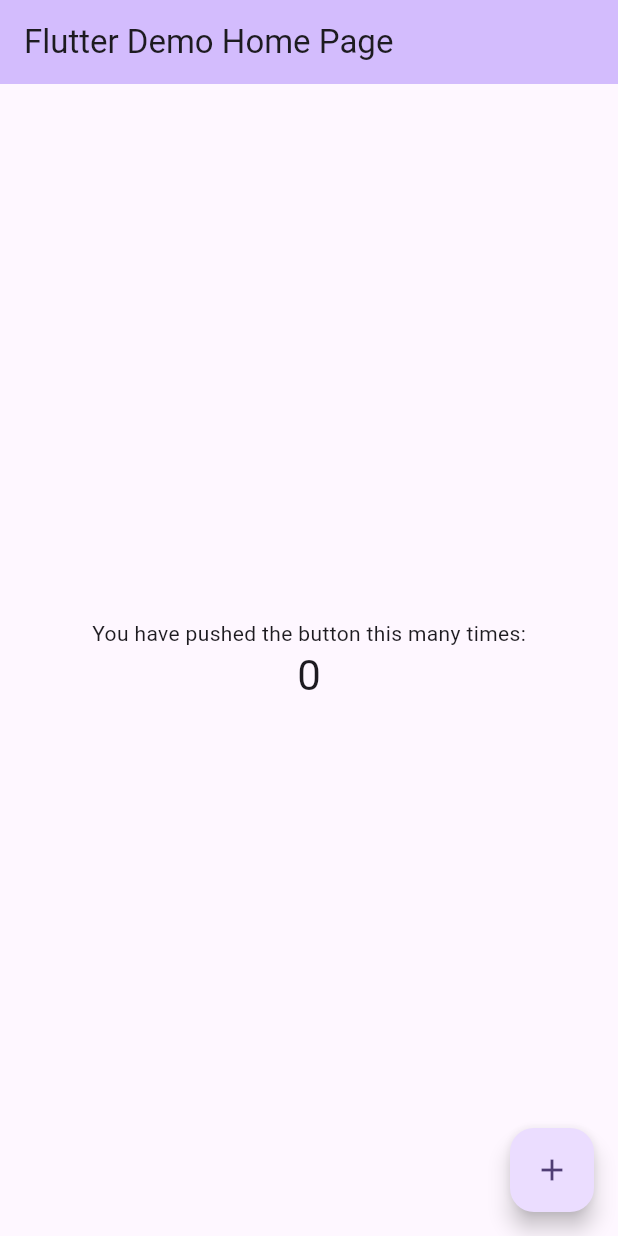
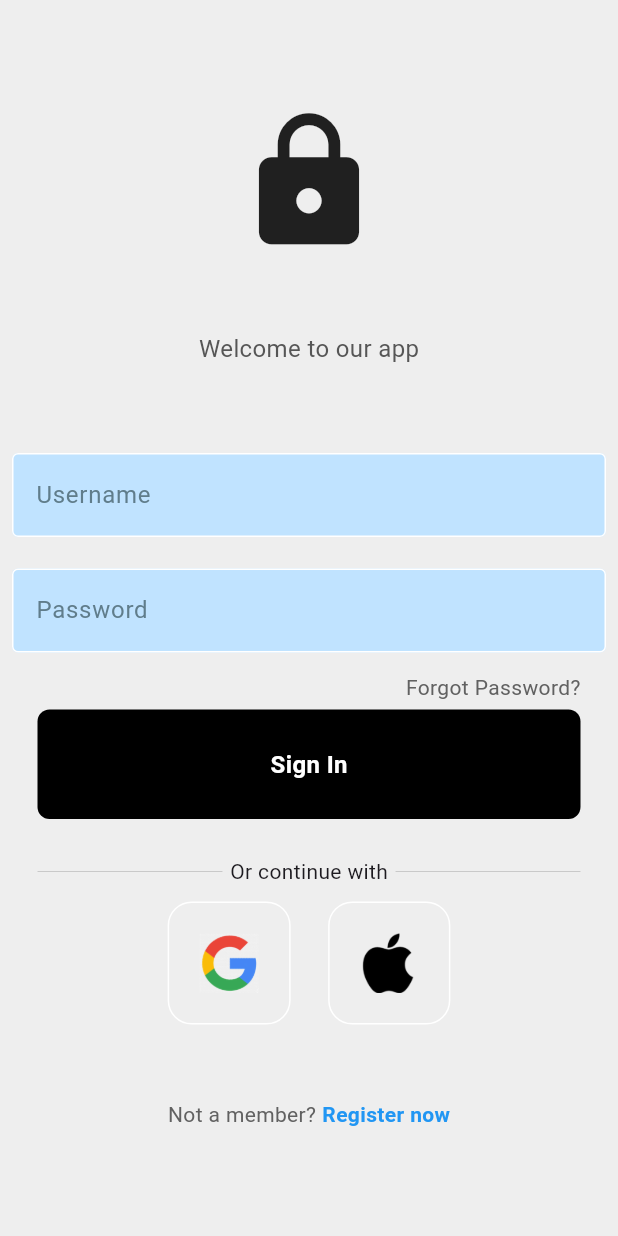
Before and after one commit to clipici-gabriela/cyber_safeguard, a Flutter app: the screen it shows after launch, on a phone screen of 412 x 824 dp. Run offline on Flutter 3.47's test engine with Material 3 defaults, Android fonts, the phone set to English and light mode, and no system bars; our stand-ins replace firebase_auth, firebase_core; accounts and stored records are empty.

Commit message:
Login feature in work

```diff
--- a/lib/main.dart
+++ b/lib/main.dart
@@ -1,125 +1,26 @@
+import 'package:cyber_safeguard/pages/auth.dart';
+import 'package:cyber_safeguard/pages/login_page.dart';
 import 'package:flutter/material.dart';
+import 'package:firebase_core/firebase_core.dart';
+import 'firebase_options.dart';
 
-void main() {
+void main() async {
+  WidgetsFlutterBinding.ensureInitialized();
+  await Firebase.initializeApp(
+    options: DefaultFirebaseOptions.currentPlatform,
+  );
+
   runApp(const MyApp());
 }
 
-class MyApp extends StatelessWidget {
+class MyApp extends StatelessWidget{
   const MyApp({super.key});
 
-  // This widget is the root of your application.
   @override
   Widget build(BuildContext context) {
-    return MaterialApp(
-      title: 'Flutter Demo',
-      theme: ThemeData(
-        // This is the theme of your application.
-        //
-        // TRY THIS: Try running your application with "flutter run". You'll see
-        // the application has a purple toolbar. Then, without quitting the app,
-        // try changing the seedColor in the colorScheme below to Colors.green
-        // and then invoke "hot reload" (save your changes or press the "hot
-        // reload" button in a Flutter-supported IDE, or press "r" if you used
-        // the command line to start the app).
-        //
-        // Notice that the counter didn't reset back to zero; the application
-        // state is not lost during the reload. To reset the state, use hot
-        // restart instead.
-        //
-        // This works for code too, not just values: Most code changes can be
-        // tested with just a hot reload.
-        colorScheme: ColorScheme.fromSeed(seedColor: Colors.deepPurple),
-        useMaterial3: true,
-      ),
-      home: const MyHomePage(title: 'Flutter Demo Home Page'),
+    return  const MaterialApp(
+      debugShowCheckedModeBanner: false,
+      home: AuthPage(),
     );
   }
 }
-
-class MyHomePage extends StatefulWidget {
-  const MyHomePage({super.key, required this.title});
-
-  // This widget is the home page of your application. It is stateful, meaning
-  // that it has a State object (defined below) that contains fields that affect
-  // how it looks.
-
-  // This class is the configuration for the state. It holds the values (in this
-  // case the title) provided by the parent (in this case the App widget) and
-  // used by the build method of the State. Fields in a Widget subclass are
-  // always marked "final".
-
-  final String title;
-
-  @override
-  State<MyHomePage> createState() => _MyHomePageState();
-}
-
-class _MyHomePageState extends State<MyHomePage> {
-  int _counter = 0;
-
-  void _incrementCounter() {
-    setState(() {
-      // This call to setState tells the Flutter framework that something has
-      // changed in this State, which causes it to rerun the build method below
-      // so that the display can reflect the updated values. If we changed
-      // _counter without calling setState(), then the build method would not be
-      // called again, and so nothing would appear to happen.
-      _counter++;
-    });
-  }
-
-  @override
-  Widget build(BuildContext context) {
-    // This method is rerun every time setState is called, for instance as done
-    // by the _incrementCounter method above.
-    //
-    // The Flutter framework has been optimized to make rerunning build methods
-    // fast, so that you can just rebuild anything that needs updating rather
-    // than having to individually change instances of widgets.
-    return Scaffold(
-      appBar: AppBar(
-        // TRY THIS: Try changing the color here to a specific color (to
-        // Colors.amber, perhaps?) and trigger a hot reload to see the AppBar
-        // change color while the other colors stay the same.
-        backgroundColor: Theme.of(context).colorScheme.inversePrimary,
-        // Here we take the value from the MyHomePage object that was created by
-        // the App.build method, and use it to set our appbar title.
-        title: Text(widget.title),
-      ),
-      body: Center(
-        // Center is a layout widget. It takes a single child and positions it
-        // in the middle of the parent.
-        child: Column(
-          // Column is also a layout widget. It takes a list of children and
-          // arranges them vertically. By default, it sizes itself to fit its
-          // children horizontally, and tries to be as tall as its parent.
-          //
-          // Column has various properties to control how it sizes itself and
-          // how it positions its children. Here we use mainAxisAlignment to
-          // center the children vertically; the main axis here is the vertical
-          // axis because Columns are vertical (the cross axis would be
-          // horizontal).
-          //
-          // TRY THIS: Invoke "debug painting" (choose the "Toggle Debug Paint"
-          // action in the IDE, or press "p" in the console), to see the
-          // wireframe for each widget.
-          mainAxisAlignment: MainAxisAlignment.center,
-          children: <Widget>[
-            const Text(
-              'You have pushed the button this many times:',
-            ),
-            Text(
-              '$_counter',
-              style: Theme.of(context).textTheme.headlineMedium,
-            ),
-          ],
-        ),
-      ),
-      floatingActionButton: FloatingActionButton(
-        onPressed: _incrementCounter,
-        tooltip: 'Increment',
-        child: const Icon(Icons.add),
-      ), // This trailing comma makes auto-formatting nicer for build methods.
-    );
-  }
-}
--- /dev/null
+++ b/lib/pages/auth.dart
@@ -0,0 +1,25 @@
+import 'package:cyber_safeguard/parent_screen/parent_home.dart';
+import 'package:cyber_safeguard/pages/login_page.dart';
+import 'package:firebase_auth/firebase_auth.dart';
+import 'package:flutter/material.dart';
+
+class AuthPage extends StatelessWidget{
+  const AuthPage({super.key});
+
+  @override
+  Widget build(BuildContext context) {
+    return Scaffold(
+      body: StreamBuilder<User?>(
+        stream: FirebaseAuth.instance.authStateChanges(),
+        builder: (cxt, snapshot) {
+          if(snapshot.hasData){
+            return const ParentHomeScreen();
+          }
+          else {
+            return LoginPage();
+          }
+        },
+      ),
+    );
+  }
+}
--- /dev/null
+++ b/lib/pages/login_page.dart
@@ -0,0 +1,169 @@
+import 'package:cyber_safeguard/widgets/custom_button.dart';
+import 'package:cyber_safeguard/widgets/square_tile.dart';
+import 'package:cyber_safeguard/widgets/text_field.dart';
+import 'package:firebase_auth/firebase_auth.dart';
+import 'package:flutter/material.dart';
+
+class LoginPage extends StatelessWidget {
+  LoginPage({super.key});
+
+  final emailController = TextEditingController();
+  final passwordController = TextEditingController();
+
+  //sign user in
+  void signUserIn() async {
+    await FirebaseAuth.instance.signInWithEmailAndPassword(
+      email: emailController.text,
+      password: passwordController.text,
+    );
+  }
+
+  @override
+  Widget build(BuildContext context) {
+    return Scaffold(
+      backgroundColor: Colors.grey.shade200,
+      body: SafeArea(
+        child: Column(
+          mainAxisAlignment: MainAxisAlignment.center,
+          children: [
+            const Icon(
+              Icons.lock,
+              size: 100,
+            ),
+
+            const SizedBox(
+              height: 50,
+            ),
+
+            const Text(
+              'Welcome to our app',
+              style: TextStyle(
+                color: Color.fromARGB(255, 86, 86, 86),
+                fontSize: 16,
+              ),
+            ),
+
+            const SizedBox(
+              height: 50,
+            ),
+
+            // username textfield
+            CustomTextField(
+              controller: emailController,
+              hintText: 'Username',
+              obscureText: false,
+            ),
+
+            const SizedBox(
+              height: 5,
+            ),
+
+            //pasword textfield
+            CustomTextField(
+              controller: passwordController,
+              hintText: 'Password',
+              obscureText: true,
+            ),
+
+            const SizedBox(
+              height: 5,
+            ),
+
+            //Forgot Password
+            Padding(
+              padding: const EdgeInsets.symmetric(horizontal: 25.0),
+              child: Row(
+                mainAxisAlignment: MainAxisAlignment.end,
+                children: [
+                  Text(
+                    'Forgot Password?',
+                    style: TextStyle(color: Colors.grey.shade700),
+                  ),
+                ],
+              ),
+            ),
+
+            const SizedBox(
+              height: 5,
+            ),
+
+            //Sign In Button
+            CustomButton(
+              onTap: signUserIn,
+            ),
+
+            const SizedBox(
+              height: 25,
+            ),
+
+            Padding(
+              padding: const EdgeInsets.symmetric(horizontal: 25.0),
+              child: Row(
+                children: [
+                  Expanded(
+                    child: Divider(
+                      thickness: 0.5,
+                      color: Colors.grey.shade400,
+                    ),
+                  ),
+                  const Padding(
+                    padding: EdgeInsets.symmetric(horizontal: 5),
+                    child: Text(
+                      'Or continue with',
+                      style: TextStyle(),
+                    ),
+                  ),
+                  Expanded(
+                    child: Divider(
+                      thickness: 0.5,
+                      color: Colors.grey.shade400,
+                    ),
+                  ),
+                ],
+              ),
+            ),
+
+            const SizedBox(
+              height: 10,
+            ),
+
+            //google + apple sign in buttons
+            const Row(
+              mainAxisAlignment: MainAxisAlignment.center,
+              children: [
+                SquareTile(imagePath: 'assests/images/google-logo.png'),
+                SizedBox(
+                  width: 25,
+                ),
+                SquareTile(imagePath: 'assests/images/apple-logo.png'),
+              ],
+            ),
+
+            const SizedBox(
+              height: 50,
+            ),
+
+            //not a member? register now
+            Row(
+              mainAxisAlignment: MainAxisAlignment.center,
+              children: [
+                Text(
+                  'Not a member?',
+                  style: TextStyle(color: Colors.grey.shade700),
+                ),
+                const SizedBox(
+                  width: 4,
+                ),
+                const Text(
+                  'Register now',
+                  style: TextStyle(
+                      color: Colors.blue, fontWeight: FontWeight.bold),
+                )
+              ],
+            ),
+          ],
+        ),
+      ),
+    );
+  }
+}
--- /dev/null
+++ b/lib/pages/splsh.dart
@@ -0,0 +1,15 @@
+import 'package:flutter/material.dart';
+
+class SpalshScreen extends StatelessWidget {
+
+  const SpalshScreen({super.key});
+
+  @override
+  Widget build(BuildContext context) {
+   return const Scaffold(
+    body: Center(
+      child: Text('Loading...'),
+    ),
+   );
+  }
+}
--- /dev/null
+++ b/lib/parent_screen/parent_home.dart
@@ -0,0 +1,53 @@
+import 'package:flutter/material.dart';
+
+
+class ParentHomeScreen extends StatefulWidget {
+  const ParentHomeScreen({super.key});
+
+  @override
+  State<ParentHomeScreen> createState() => _ParentHomeScreenState();
+}
+
+class _ParentHomeScreenState extends State<ParentHomeScreen> {
+  int currentPageIndex = 0;
+
+  @override
+  Widget build(BuildContext context) {
+    return Scaffold(
+      bottomNavigationBar: NavigationBar(
+        destinations: const [
+          NavigationDestination(
+            icon: Icon(Icons.home_outlined),
+            label: 'Home',
+          ),
+          NavigationDestination(
+            icon: Icon(Icons.location_on_outlined),
+            label: 'Location',
+          ),
+          // NavigationDestination(
+          //   icon: Icon(Icons.notifications_active_outlined),
+          //   label: 'Notification',
+          // ),
+          NavigationDestination(
+            icon: Icon(Icons.task),
+            label: 'Tasks',
+          ),
+          NavigationDestination(icon: Icon(Icons.person), label: 'Account')
+        ],
+        selectedIndex: currentPageIndex,
+        onDestinationSelected: (int index) {
+          setState(() {
+            currentPageIndex = index;
+          });
+        },
+      ),
+      body: <Widget>[
+        Scaffold(),
+        Scaffold(),
+        Scaffold(),
+        Scaffold(),
+        Scaffold(),
+      ][currentPageIndex],
+    );
+  }
+}
--- /dev/null
+++ b/lib/widgets/custom_button.dart
@@ -0,0 +1,30 @@
+import 'package:flutter/material.dart';
+
+class CustomButton extends StatelessWidget {
+
+  final Function()? onTap;
+
+   const CustomButton({super.key, required this.onTap});
+
+  @override
+  Widget build(BuildContext context) {
+    return GestureDetector(
+      onTap: onTap,
+      child: Container(
+        padding: const EdgeInsets.all(25),
+        margin: const EdgeInsets.symmetric(horizontal: 25),
+        decoration: BoxDecoration(
+          color: Colors.black,
+          borderRadius: BorderRadius.circular(8),
+        ),
+        child: const Center(
+          child: Text(
+            'Sign In',
+            style: TextStyle(
+                color: Colors.white, fontWeight: FontWeight.bold, fontSize: 16),
+          ),
+        ),
+      ),
+    );
+  }
+}
--- /dev/null
+++ b/lib/widgets/square_tile.dart
@@ -0,0 +1,26 @@
+import 'package:flutter/material.dart';
+
+class SquareTile extends StatelessWidget {
+  final String imagePath;
+
+  const SquareTile({
+    super.key,
+    required this.imagePath,
+  });
+
+  @override
+  Widget build(BuildContext context) {
+    return Container(
+      padding: const EdgeInsets.all(20),
+      decoration: BoxDecoration(
+        border: Border.all(color: Colors.white),
+        borderRadius: BorderRadius.circular(16),
+        color: Colors.grey.shade200,
+      ),
+      child: Image.asset(
+        imagePath,
+        height: 40,
+      ),
+    );
+  }
+}
--- /dev/null
+++ b/lib/widgets/text_field.dart
@@ -0,0 +1,36 @@
+import 'package:flutter/material.dart';
+
+class CustomTextField extends StatelessWidget {
+  final controller;
+  final String hintText;
+  final bool obscureText;
+
+  const CustomTextField(
+      {super.key,
+      required this.controller,
+      required this.hintText,
+      required this.obscureText});
+
+  @override
+  Widget build(BuildContext context) {
+    return Padding(
+      padding: const EdgeInsets.all(8.0),
+      child: TextField(
+        controller: controller,
+        obscureText: obscureText,
+        decoration: InputDecoration(
+          enabledBorder: const OutlineInputBorder(
+            borderSide: BorderSide(color: Colors.white),
+          ),
+          focusedBorder: OutlineInputBorder(
+            borderSide: BorderSide(color: Colors.blue.shade200),
+          ),
+          fillColor: const Color.fromARGB(255, 192, 227, 255),
+          filled: true,
+          hintText: hintText,
+          hintStyle: const TextStyle(color: Colors.blueGrey)
+        ),
+      ),
+    );
+  }
+}
```
Also changed, not shown: pubspec.yaml (+4 -3 lines), assests/images/apple-logo.png (added), assests/images/google-logo.png (added), pubspec.lock, 3 other files.
